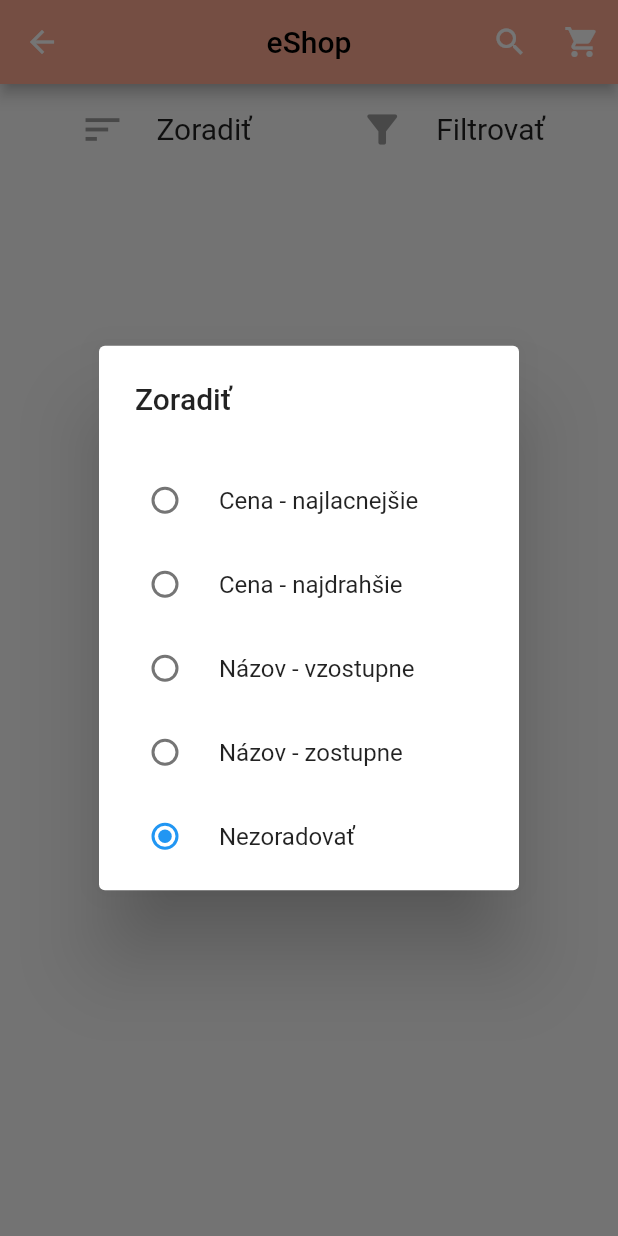
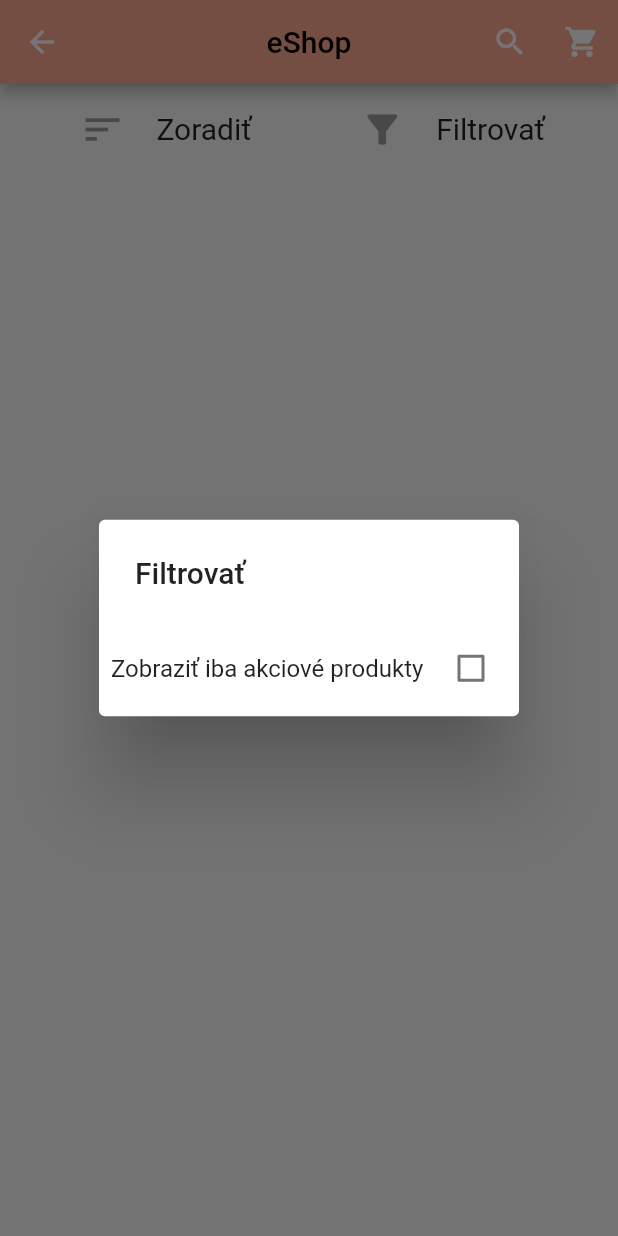
Before and after one commit to Bombarder70/flutter_eshop, a Flutter app: the SecondPage screen opened directly with empty values, after a tap on "Filtrovať", on a phone screen of 412 x 824 dp. Run offline on Flutter 3.47's test engine with Material 2 defaults, Android fonts, the phone set to English and light mode, and no system bars; our stand-ins replace cached_network_image, flutter_rating_bar; missing offline and left inert: flutter_material_color_picker; network calls fail.

Commit message:
checkbox

```diff
--- a/lib/filter_item2.dart
+++ b/lib/filter_item2.dart
@@ -3,8 +3,8 @@ import 'package:flutter/material.dart';
 class FilterItem2 extends StatelessWidget {
   final String title;
   final IconData icon;
-  final Function onRadioChanged;
-  final int radioValue;
+  final Function onCheckboxChanged;
+  final bool checkboxValue;
   final String widgetType;
   final Function loadData;
 
@@ -12,13 +12,13 @@ class FilterItem2 extends StatelessWidget {
     Key? key,
     required this.title,
     required this.icon,
-    required this.onRadioChanged,
-    required this.radioValue,
+    required this.onCheckboxChanged,
+    required this.checkboxValue,
     required this.widgetType,
     required this.loadData,
   }) : super(key: key);
 
-  void onChanged(int? value) {
+  /*void onChanged(int? value) {
     onRadioChanged(value);
     String orderName;
 
@@ -31,6 +31,10 @@ class FilterItem2 extends StatelessWidget {
     }
 
     loadData(widgetType, orderName, value == 1 || value == 3 ? "asc" : "desc");
+  }*/
+
+  void onChecked(bool? value) {
+    onCheckboxChanged(value);
   }
 
   @override
@@ -41,12 +45,30 @@ class FilterItem2 extends StatelessWidget {
           showDialog(
             context: context,
             builder: (BuildContext context) => AlertDialog(
-              title: const Text('Zoradiť'),
+              title: const Text('Filtrovať'),
               actions: [
                 Column(
                   children: [
+                    Row(
+                      children: [
+                        const Expanded(
+                          child: Text(
+                            "Zobraziť iba akciové produkty",
+                            style: TextStyle(fontSize: 16),
+                          ),
+                        ),
+                        Checkbox(
+                          checkColor: Colors.white,
+                          value: checkboxValue,
+                          onChanged: (bool? value) {
+                            onChecked(value);
+                          },
+                        ),
+                      ],
+                    ),
+                    /*const Text("Podľa farby"),
                     RadioListTile(
-                      title: const Text('Cena - najlacnejšie'),
+                      title: const Text('Zelená'),
                       value: 1,
                       groupValue: radioValue,
                       onChanged: (int? value) {
@@ -55,7 +77,7 @@ class FilterItem2 extends StatelessWidget {
                       },
                     ),
                     RadioListTile(
-                      title: const Text('Cena - najdrahšie'),
+                      title: const Text('Červená'),
                       value: 2,
                       groupValue: radioValue,
                       onChanged: (int? value) {
@@ -64,7 +86,7 @@ class FilterItem2 extends StatelessWidget {
                       },
                     ),
                     RadioListTile(
-                      title: const Text('Názov - vzostupne'),
+                      title: const Text('Fiaľová'),
                       value: 3,
                       groupValue: radioValue,
                       onChanged: (int? value) {
@@ -73,7 +95,7 @@ class FilterItem2 extends StatelessWidget {
                       },
                     ),
                     RadioListTile(
-                      title: const Text('Názov - zostupne'),
+                      title: const Text('Hnedá'),
                       value: 4,
                       groupValue: radioValue,
                       onChanged: (int? value) {
@@ -82,14 +104,23 @@ class FilterItem2 extends StatelessWidget {
                       },
                     ),
                     RadioListTile(
-                      title: const Text('Nezoradovať'),
+                      title: const Text('Žltá'),
                       value: 5,
                       groupValue: radioValue,
                       onChanged: (int? value) {
                         onChanged(value);
                         Navigator.pop(context, false);
                       },
-                    )
+                    ),
+                    RadioListTile(
+                      title: const Text('Modrá'),
+                      value: 5,
+                      groupValue: radioValue,
+                      onChanged: (int? value) {
+                        onChanged(value);
+                        Navigator.pop(context, false);
+                      },
+                    )*/
                   ],
                 )
               ],
--- a/lib/specific_page.dart
+++ b/lib/specific_page.dart
@@ -33,6 +33,13 @@ class _SecondPageState extends State<SecondPage> {
   void setRadioValue(int value) {
     setState(() {
       radioValue = value;
+    });
+  }
+
+  bool checkboxValue = false;
+  void setCheckboxValue(bool value) {
+    setState(() {
+      checkboxValue = value;
     });
   }
 
@@ -93,8 +100,8 @@ class _SecondPageState extends State<SecondPage> {
                   FilterItem2(
                     title: "Filtrovať",
                     icon: Icons.filter_alt,
-                    onRadioChanged: setRadioValue,
-                    radioValue: radioValue,
+                    onCheckboxChanged: setCheckboxValue,
+                    checkboxValue: checkboxValue,
                     loadData: _loadData,
                     widgetType: widget.type,
                   ),
```
